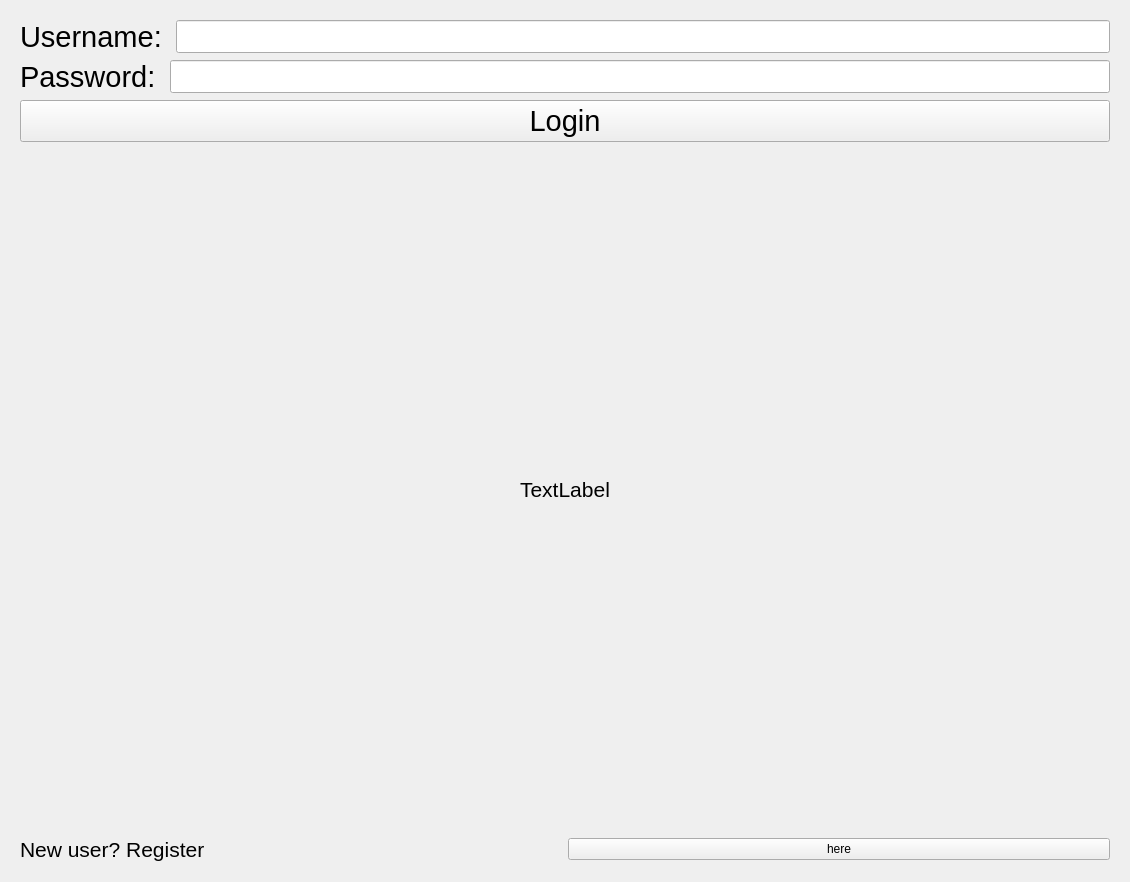
First picture: the form in client/gui/register_gui.ui, repository Cub1cMang0/E2EE-Messaging, before the edit.
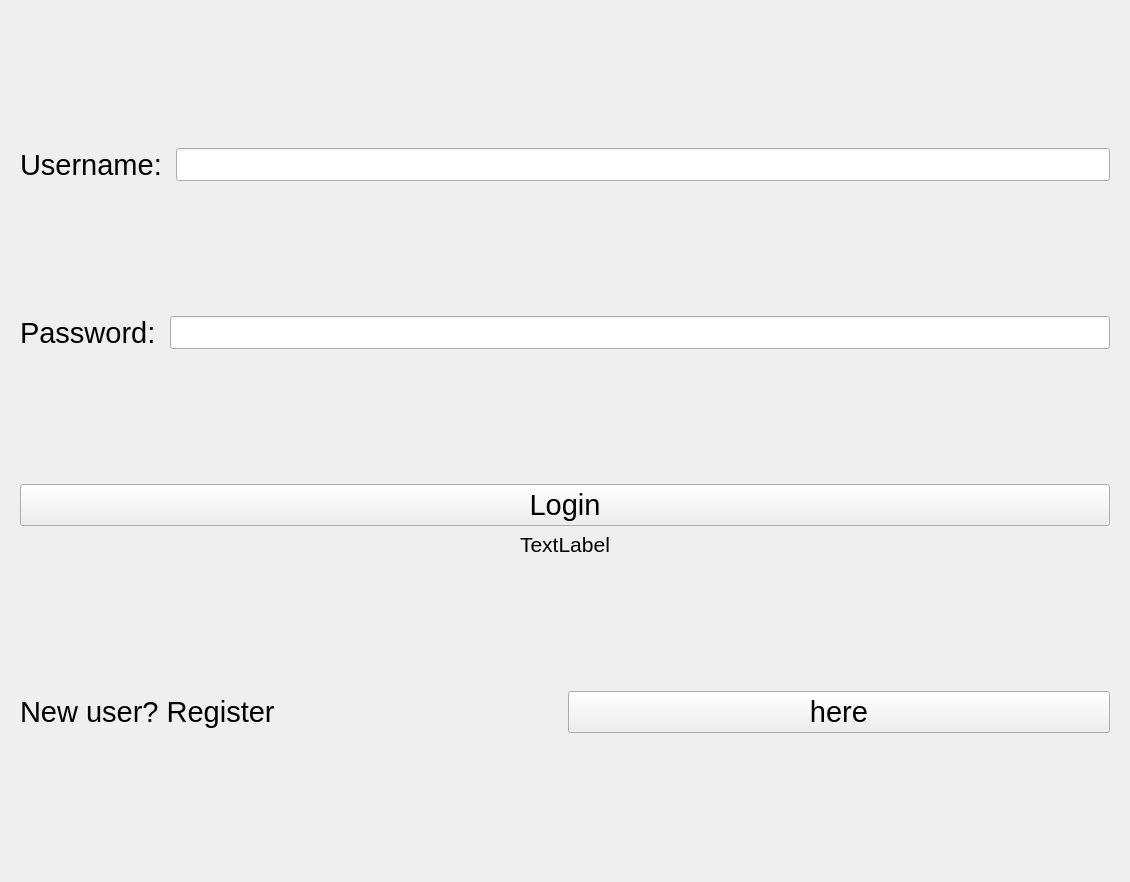
Second picture: the form after the edit. The open tabs and pages were chosen to show the change.

Commit message: Updated gui. Added functionality to the register and login buttons.

Patch:
```diff
--- a/client/gui/register_gui.ui
+++ b/client/gui/register_gui.ui
@@ -234,6 +234,12 @@
         <layout class="QVBoxLayout" name="verticalLayout_3">
          <item>
           <widget class="QPushButton" name="login_button">
+           <property name="sizePolicy">
+            <sizepolicy hsizetype="Expanding" vsizetype="Fixed">
+             <horstretch>0</horstretch>
+             <verstretch>0</verstretch>
+            </sizepolicy>
+           </property>
            <property name="font">
             <font>
              <pointsize>22</pointsize>
@@ -246,6 +252,12 @@
          </item>
          <item>
           <widget class="QLabel" name="error_label_l">
+           <property name="sizePolicy">
+            <sizepolicy hsizetype="Preferred" vsizetype="Fixed">
+             <horstretch>0</horstretch>
+             <verstretch>0</verstretch>
+            </sizepolicy>
+           </property>
            <property name="font">
             <font>
              <pointsize>16</pointsize>
@@ -267,7 +279,7 @@
           <widget class="QLabel" name="register_label">
            <property name="font">
             <font>
-             <pointsize>16</pointsize>
+             <pointsize>22</pointsize>
             </font>
            </property>
            <property name="text">
@@ -277,6 +289,17 @@
          </item>
          <item>
           <widget class="QPushButton" name="login_2_register">
+           <property name="sizePolicy">
+            <sizepolicy hsizetype="Preferred" vsizetype="Fixed">
+             <horstretch>0</horstretch>
+             <verstretch>0</verstretch>
+            </sizepolicy>
+           </property>
+           <property name="font">
+            <font>
+             <pointsize>22</pointsize>
+            </font>
+           </property>
            <property name="text">
             <string>here</string>
            </property>
```
Left out of the diff: 6 changed lines with no effect on the pictures. The commit also changes 4 other files.
